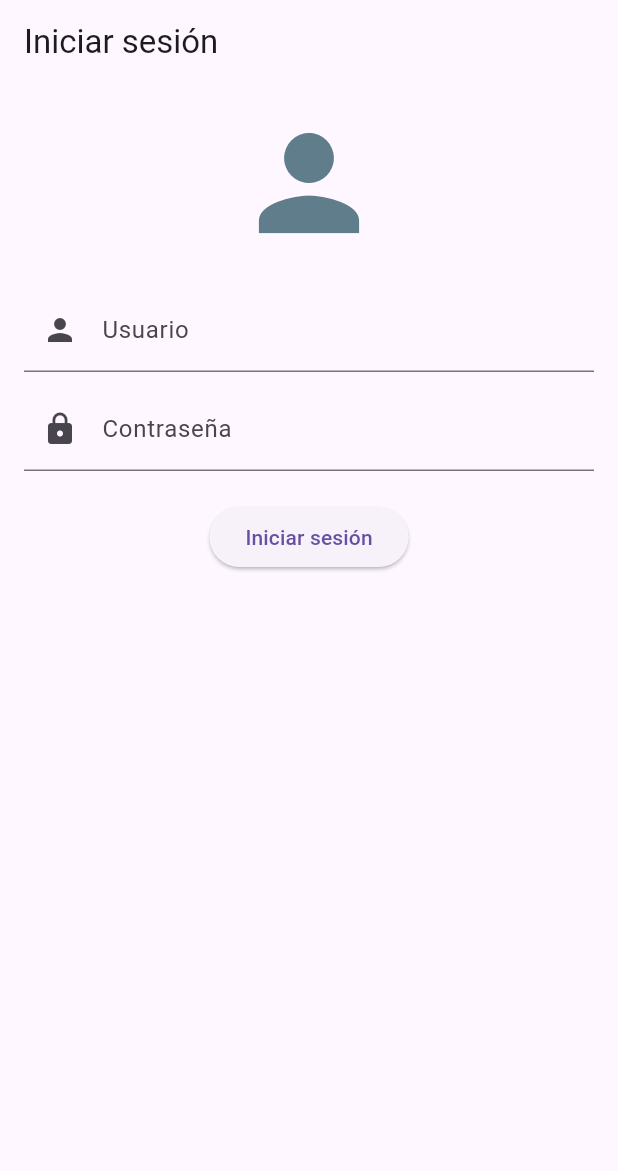
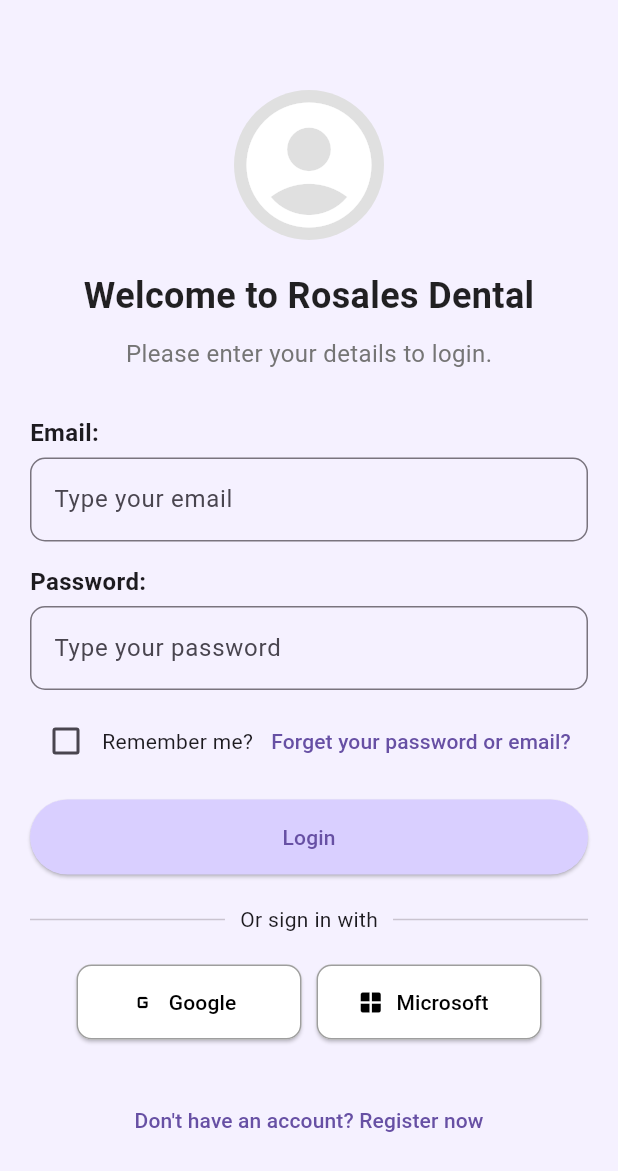
Before and after one commit to joshua12cx/Moviles, a Flutter app: the screen it shows after launch, on a phone screen of 412 x 824 dp. Shown: the top 1171 px of the screen. Run offline on Flutter 3.47's test engine with Material 3 defaults, Android fonts, the phone set to English and light mode, and no system bars.

Commit message:
Mensaje descriptivo del commit

```diff
--- a/lib/main.dart
+++ b/lib/main.dart
@@ -1,12 +1,17 @@
 import 'package:flutter/material.dart';
 import 'package:consultorio_odontologico_rosales/screens/login_screen.dart';
 import 'package:consultorio_odontologico_rosales/screens/home_screen.dart';
+
+import 'screens/PacienteDetalleScreen.dart';
+import 'screens/PacientesScreen.dart';
 
 void main() {
   runApp(MyApp());
 }
 
 class MyApp extends StatelessWidget {
+  const MyApp({super.key});
+
   @override
   Widget build(BuildContext context) {
     return MaterialApp(
@@ -18,6 +23,8 @@ class MyApp extends StatelessWidget {
       routes: {
         '/login': (context) => LoginScreen(),
         '/home': (context) => HomeScreen(),
+        '/pacientes': (context) => PacientesScreen(),
+        '/pacienteDetalle': (context) => PacienteDetalleScreen(),
       },
     );
   }
--- a/lib/screens/login_screen.dart
+++ b/lib/screens/login_screen.dart
@@ -6,10 +6,11 @@ class LoginScreen extends StatefulWidget {
 }
 
 class _LoginScreenState extends State<LoginScreen> {
-  final TextEditingController _usernameController = TextEditingController();
+  final TextEditingController _emailController = TextEditingController();
   final TextEditingController _passwordController = TextEditingController();
   final _formKey = GlobalKey<FormState>();
   bool _isLoading = false;
+  bool _rememberMe = false;
 
   void _login() async {
     if (_formKey.currentState!.validate()) {
@@ -17,20 +18,11 @@ class _LoginScreenState extends State<LoginScreen> {
         _isLoading = true;
       });
 
-      // Simulación de llamada a la API
-      await Future.delayed(Duration(seconds: 2)); // Simula la llamada al servidor
+      await Future.delayed(Duration(seconds: 2));
 
-      // Simula las credenciales correctas
-      if (_usernameController.text == 'doctor' &&
-          _passwordController.text == '12345') {
+      if (_emailController.text == 'doctor' && _passwordController.text == '12345') {
         Navigator.pushReplacementNamed(context, '/home');
-      }
-      // Si el usuario es 'doctor2', simulamos un error de servidor
-      else if (_usernameController.text == 'doctor2') {
-        _showServerErrorDialog();
-      }
-      // Si las credenciales no son válidas
-      else {
+      } else {
         _showErrorDialog('Credenciales incorrectas. Inténtalo de nuevo.');
       }
 
@@ -58,79 +50,189 @@ class _LoginScreenState extends State<LoginScreen> {
     );
   }
 
-  void _showServerErrorDialog() {
-    showDialog(
-      context: context,
-      builder: (ctx) => AlertDialog(
-        title: Text('Problema con el servidor'),
-        content: Text('No se pudo conectar al servidor. Por favor, intenta más tarde.'),
-        actions: <Widget>[
-          ElevatedButton(
-            child: Text('OK'),
-            onPressed: () {
-              Navigator.of(ctx).pop();
-            },
-          )
-        ],
-      ),
-    );
-  }
-
   @override
   Widget build(BuildContext context) {
     return Scaffold(
-      appBar: AppBar(
-        title: Text('Iniciar sesión'),
-      ),
-      body: Padding(
-        padding: const EdgeInsets.all(16.0),
+      backgroundColor: Color(0xFFF5F1FF), // Fondo lila claro
+      body: SingleChildScrollView(
+        child: Padding(
+          padding: const EdgeInsets.symmetric(horizontal: 20.0),
           child: Form(
             key: _formKey,
             child: Column(
+              mainAxisAlignment: MainAxisAlignment.center,
               children: <Widget>[
-              // Ícono de usuario en la parte superior
-              Icon(
-                Icons.person,
-                size: 100,
-                color: Colors.blueGrey,
+                SizedBox(height: 60), // Espacio superior
+                CircleAvatar(
+                  radius: 50,
+                  backgroundColor: Colors.grey[300],
+                  child: Icon(Icons.account_circle, size: 100, color: Colors.white),
                 ),
                 SizedBox(height: 20),
+                Text(
+                  'Welcome to Rosales Dental',
+                  style: TextStyle(
+                    fontSize: 24,
+                    fontWeight: FontWeight.bold,
+                    color: Colors.black87,
+                  ),
+                ),
+                SizedBox(height: 10),
+                Text(
+                  'Please enter your details to login.',
+                  style: TextStyle(fontSize: 16, color: Colors.grey[600]),
+                ),
+                SizedBox(height: 30),
+
+                Align(
+                  alignment: Alignment.centerLeft,
+                  child: Text(
+                    'Email:',
+                    style: TextStyle(fontSize: 16, fontWeight: FontWeight.bold),
+                  ),
+                ),
+                SizedBox(height: 5),
+
                 TextFormField(
-                controller: _usernameController,
+                  controller: _emailController,
                   decoration: InputDecoration(
-                  labelText: 'Usuario',
-                  prefixIcon: Icon(Icons.person), // Ícono dentro del campo de texto
+                    hintText: 'Type your email',
+                    border: OutlineInputBorder(
+                      borderRadius: BorderRadius.circular(10),
+                    ),
                   ),
                   validator: (value) {
                     if (value == null || value.isEmpty) {
-                    return 'Por favor ingrese el usuario';
+                      return 'Por favor ingrese su correo electrónico';
+                    }
+                    return null;
+                  },
+                ),
+                SizedBox(height: 15),
+
+                Align(
+                  alignment: Alignment.centerLeft,
+                  child: Text(
+                    'Password:',
+                    style: TextStyle(fontSize: 16, fontWeight: FontWeight.bold),
+                  ),
+                ),
+                SizedBox(height: 5),
+
+                TextFormField(
+                  controller: _passwordController,
+                  decoration: InputDecoration(
+                    hintText: 'Type your password',
+                    border: OutlineInputBorder(
+                      borderRadius: BorderRadius.circular(10),
+                    ),
+                  ),
+                  obscureText: true,
+                  validator: (value) {
+                    if (value == null || value.isEmpty) {
+                      return 'Por favor ingrese su contraseña';
                     }
                     return null;
                   },
                 ),
                 SizedBox(height: 10),
-              TextFormField(
-                controller: _passwordController,
-                decoration: InputDecoration(
-                  labelText: 'Contraseña',
-                  prefixIcon: Icon(Icons.lock), // Ícono dentro del campo de contraseña
-                ),
-                obscureText: true,
-                validator: (value) {
-                  if (value == null || value.isEmpty) {
-                    return 'Por favor ingrese la contraseña';
-                  }
-                  return null;
+
+                Row(
+                  children: [
+                    Checkbox(
+                      value: _rememberMe,
+                      onChanged: (bool? value) {
+                        setState(() {
+                          _rememberMe = value!;
+                        });
                       },
                     ),
-              SizedBox(height: 20),
+                    Text('Remember me?'),
+                    Spacer(),
+                    TextButton(
+                      onPressed: () {},
+                      child: Text('Forget your password or email?'),
+                    ),
+                  ],
+                ),
+                SizedBox(height: 15),
+
                 _isLoading
                     ? CircularProgressIndicator()
                     : ElevatedButton(
                         onPressed: _login,
-                      child: Text('Iniciar sesión'),
+                        style: ElevatedButton.styleFrom(
+                          backgroundColor: Color(0xFFD9CFFF), // Color lila claro para el botón
+                          shape: RoundedRectangleBorder(
+                            borderRadius: BorderRadius.circular(30),
+                          ),
+                          minimumSize: Size(double.infinity, 50),
+                        ),
+                        child: Text('Login'),
+                      ),
+                SizedBox(height: 20),
+
+                Row(
+                  children: <Widget>[
+                    Expanded(child: Divider(thickness: 1)),
+                    Padding(
+                      padding: const EdgeInsets.symmetric(horizontal: 10.0),
+                      child: Text("Or sign in with"),
+                    ),
+                    Expanded(child: Divider(thickness: 1)),
+                  ],
+                ),
+                SizedBox(height: 20),
+
+                Row(
+                  mainAxisAlignment: MainAxisAlignment.center,
+                  children: [
+                    ElevatedButton.icon(
+                      onPressed: () {
+                        // Lógica para iniciar sesión con Google
+                      },
+                      icon: Icon(Icons.g_mobiledata),
+                      label: Text('Google'),
+                      style: ElevatedButton.styleFrom(
+                        backgroundColor: Colors.white,
+                        foregroundColor: Colors.black,
+                        side: BorderSide(color: Colors.grey),
+                        shape: RoundedRectangleBorder(
+                          borderRadius: BorderRadius.circular(10),
+                        ),
+                        minimumSize: Size(150, 50),
+                      ),
+                    ),
+                    SizedBox(width: 10),
+                    ElevatedButton.icon(
+                      onPressed: () {
+                        // Lógica para iniciar sesión con Microsoft
+                      },
+                      icon: Icon(Icons.window),
+                      label: Text('Microsoft'),
+                      style: ElevatedButton.styleFrom(
+                        backgroundColor: Colors.white,
+                        foregroundColor: Colors.black,
+                        side: BorderSide(color: Colors.grey),
+                        shape: RoundedRectangleBorder(
+                          borderRadius: BorderRadius.circular(10),
+                        ),
+                        minimumSize: Size(150, 50),
+                      ),
                     ),
                   ],
+                ),
+                SizedBox(height: 30),
+
+                TextButton(
+                  onPressed: () {
+                    // Navegar a la pantalla de registro
+                  },
+                  child: Text("Don't have an account? Register now"),
+                ),
+                SizedBox(height: 50),
+              ],
+            ),
           ),
         ),
       ),
--- a/pubspec.yaml
+++ b/pubspec.yaml
@@ -32,6 +32,7 @@ dependencies:
     sdk: flutter
 
 
+
   # The following adds the Cupertino Icons font to your application.
   # Use with the CupertinoIcons class for iOS style icons.
   cupertino_icons: ^1.0.8
@@ -52,6 +53,7 @@ dev_dependencies:
 
 # The following section is specific to Flutter packages.
 flutter:
+
 
   # The following line ensures that the Material Icons font is
   # included with your application, so that you can use the icons in
```
Also changed, not shown: lib/screens/PacienteDetalleScreen.dart (added, +20 -0 lines), lib/screens/PacientesScreen.dart (added, +44 -0 lines), lib/screens/home_screen.dart (+18 -15 lines). Lines whose indentation alone changed are shown as unchanged.
